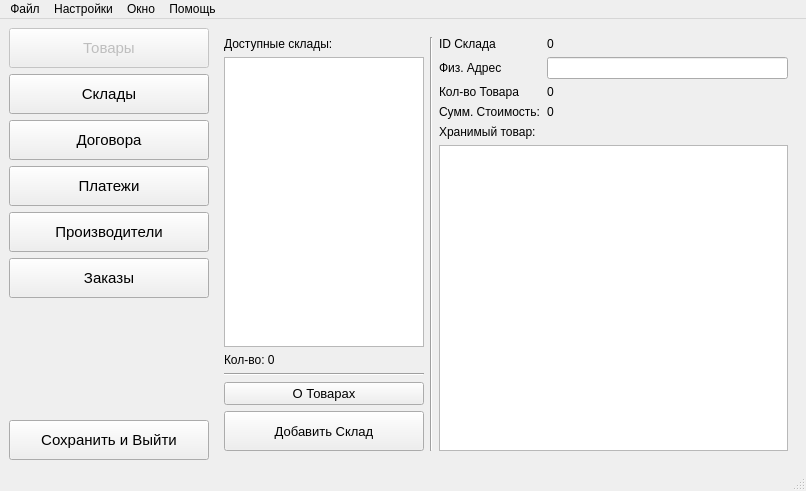
Old version of the form res/main_view.ui in the repository erhoof/db_looker_u_t6_course_work.
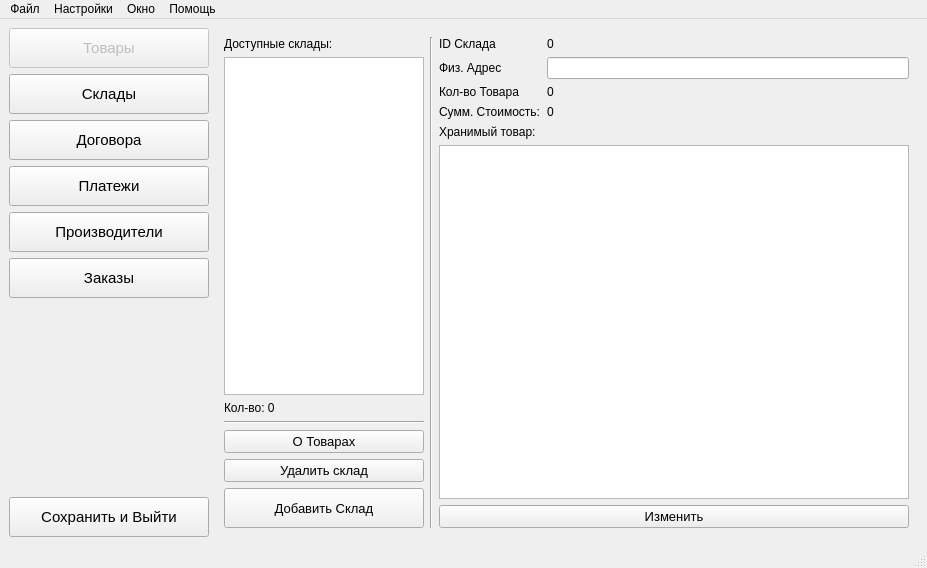
New version of the form. The open tabs and pages were chosen to show the change. Icons and pictures are not drawn.

The edit to the form file:
```diff
--- a/res/main_view.ui
+++ b/res/main_view.ui
@@ -6,8 +6,8 @@
    <rect>
     <x>0</x>
     <y>0</y>
-    <width>806</width>
-    <height>491</height>
+    <width>927</width>
+    <height>568</height>
    </rect>
   </property>
   <property name="windowTitle">
@@ -606,6 +606,22 @@
             </property>
            </widget>
           </item>
+          <item>
+           <widget class="QPushButton" name="_2_pushButton_remove">
+            <property name="font">
+             <font>
+              <pointsize>10</pointsize>
+             </font>
+            </property>
+            <property name="text">
+             <string>Удалить склад</string>
+            </property>
+            <property name="icon">
+             <iconset>
+              <normaloff>imgs/rocket.png</normaloff>imgs/rocket.png</iconset>
+            </property>
+           </widget>
+          </item>
           <item>
            <widget class="QPushButton" name="_2_pushButton_new_warehouse">
             <property name="minimumSize">
@@ -705,6 +721,22 @@
           <item>
            <widget class="QTableView" name="_2_tableView_products"/>
           </item>
+          <item>
+           <widget class="QPushButton" name="_2_pushButton_edit">
+            <property name="font">
+             <font>
+              <pointsize>10</pointsize>
+             </font>
+            </property>
+            <property name="text">
+             <string>Изменить</string>
+            </property>
+            <property name="icon">
+             <iconset>
+              <normaloff>imgs/megaphone.png</normaloff>imgs/megaphone.png</iconset>
+            </property>
+           </widget>
+          </item>
          </layout>
         </item>
        </layout>
@@ -1701,7 +1733,7 @@
     <rect>
      <x>0</x>
      <y>0</y>
-     <width>806</width>
+     <width>927</width>
      <height>19</height>
     </rect>
    </property>
```
Left out of the diff: 2 changed lines with no effect on the pictures.
